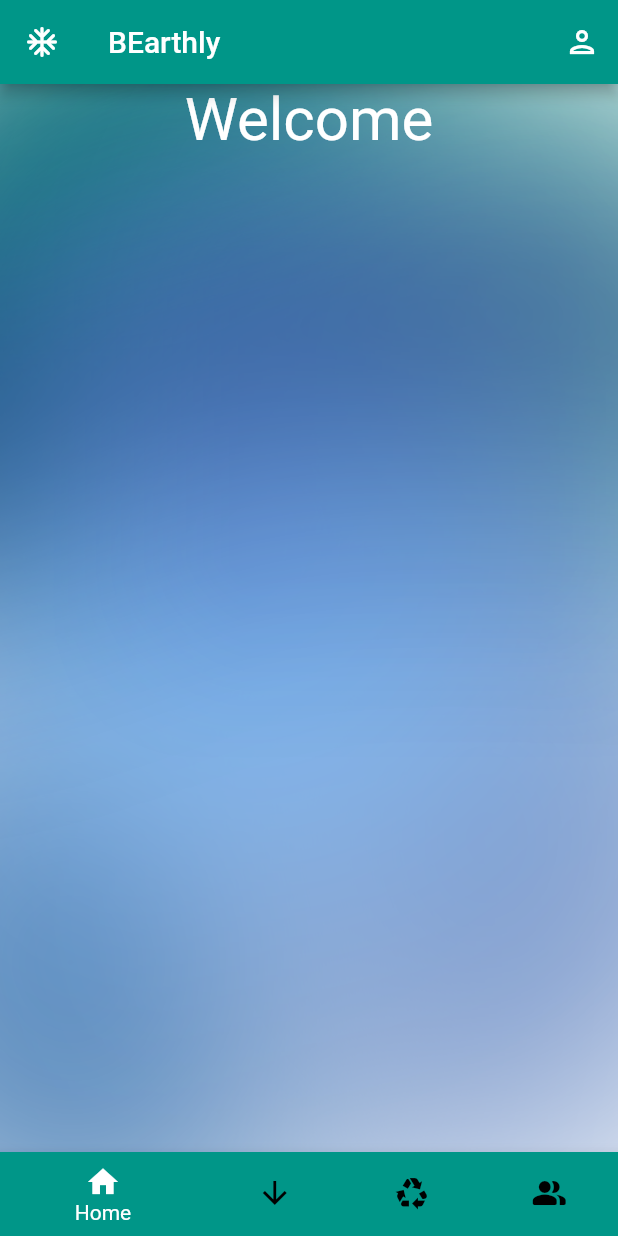
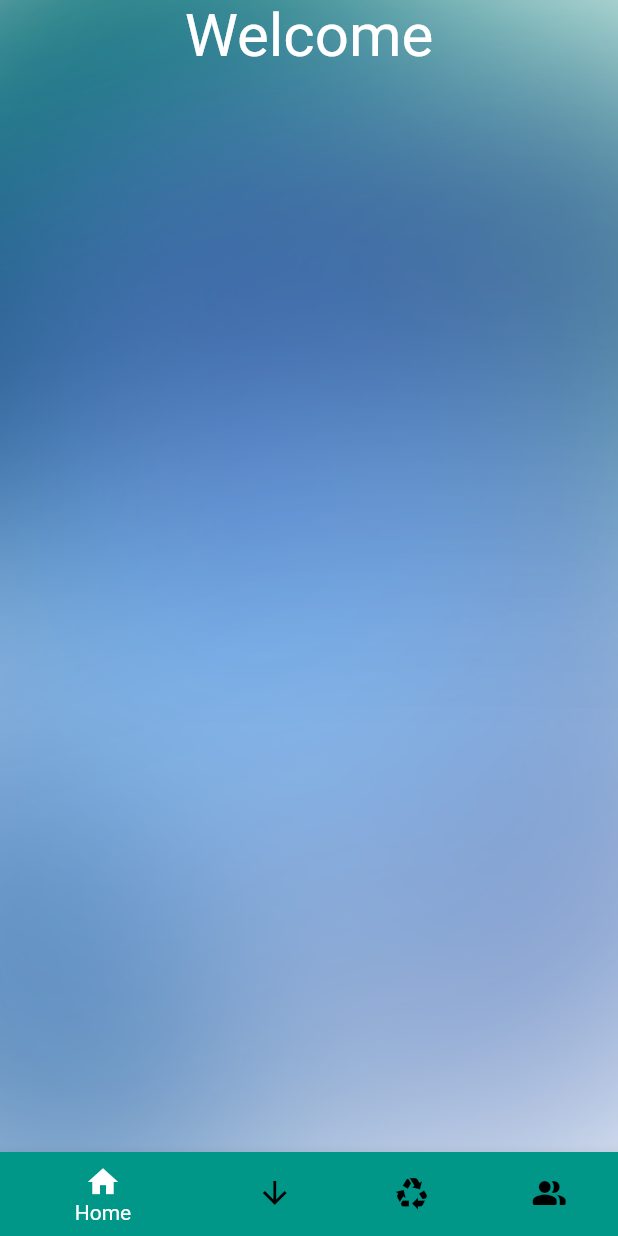
Before and after one commit to AartiDevkar/BEarthly, a Flutter app: the HomePage screen opened directly, on a phone screen of 412 x 824 dp. Run offline on Flutter 3.47's test engine with Material 2 defaults, Android fonts, the phone set to English and light mode, and no system bars; our stand-ins replace smooth_page_indicator.

Commit message:
appbar removed

```diff
--- a/lib/home_page.dart
+++ b/lib/home_page.dart
@@ -13,17 +13,6 @@ class _nameState extends State<HomePage> {
   Widget build(BuildContext context) {
     int _selectedIndex = 0;
     return Scaffold(
-      appBar: AppBar(
-        title: const Text('BEarthly '),
-        leading: Icon(Icons.ac_unit_rounded),
-        actions: <Widget>[
-          IconButton(
-            onPressed: () {},
-            icon: const Icon(Icons.person_outlined),
-            tooltip: 'Login',
-          ),
-        ],
-      ),
       body: Stack(
         children: [
           Image.asset(
```
